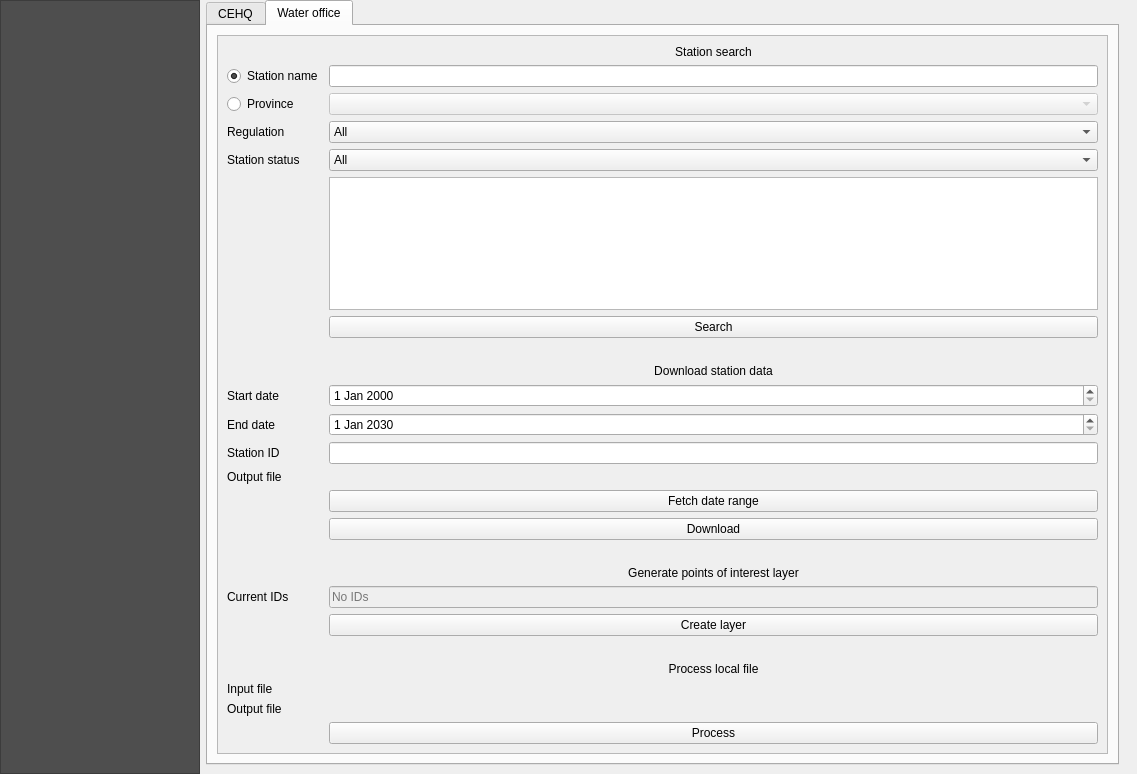
First picture: the form in qraven/qraven_dialog_base.ui, repository Scriptbash/QRaven, before the edit.
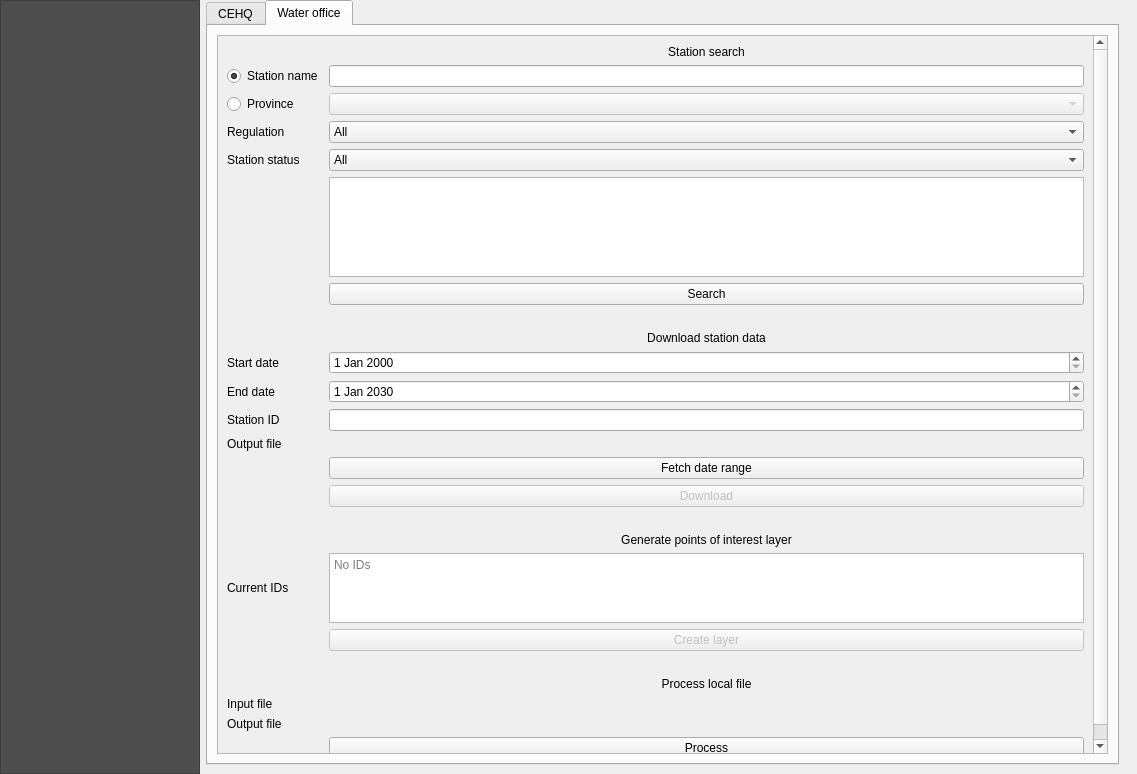
Second picture: the form after the edit. The open tabs and pages were chosen to show the change. Icons and pictures are not drawn. Custom widgets are drawn as their Qt base class.

Commit message: Finish layer generation for streamflow scrapers

Diff of the .ui file:
```diff
--- a/qraven/qraven_dialog_base.ui
+++ b/qraven/qraven_dialog_base.ui
@@ -4344,12 +4344,15 @@
                    <x>0</x>
                    <y>0</y>
                    <width>905</width>
-                   <height>873</height>
+                   <height>932</height>
                   </rect>
                  </property>
                  <layout class="QGridLayout" name="gridLayout_17">
                   <item row="22" column="1">
                    <widget class="QPushButton" name="btn_waterofficelayer">
+                    <property name="enabled">
+                     <bool>false</bool>
+                    </property>
                     <property name="text">
                      <string>Create layer</string>
                     </property>
@@ -4390,6 +4393,9 @@
                   </item>
                   <item row="18" column="1">
                    <widget class="QPushButton" name="btn_watersurveydownload">
+                    <property name="enabled">
+                     <bool>false</bool>
+                    </property>
                     <property name="text">
                      <string>Download</string>
                     </property>
@@ -4440,19 +4446,6 @@
                     </property>
                    </widget>
                   </item>
-                  <item row="21" column="1">
-                   <widget class="QLineEdit" name="txt_waterofficeidlist">
-                    <property name="enabled">
-                     <bool>false</bool>
-                    </property>
-                    <property name="readOnly">
-                     <bool>false</bool>
-                    </property>
-                    <property name="placeholderText">
-                     <string>No IDs</string>
-                    </property>
-                   </widget>
-                  </item>
                   <item row="7" column="1">
                    <spacer name="horizontalSpacer_15">
                     <property name="orientation">
@@ -4692,6 +4685,25 @@
                     </property>
                    </spacer>
                   </item>
+                  <item row="21" column="1">
+                   <widget class="QPlainTextEdit" name="txt_waterofficeidlist">
+                    <property name="enabled">
+                     <bool>true</bool>
+                    </property>
+                    <property name="maximumSize">
+                     <size>
+                      <width>16777215</width>
+                      <height>75</height>
+                     </size>
+                    </property>
+                    <property name="readOnly">
+                     <bool>true</bool>
+                    </property>
+                    <property name="placeholderText">
+                     <string>No IDs</string>
+                    </property>
+                   </widget>
+                  </item>
                  </layout>
                 </widget>
                </widget>
```
Left out of the diff: 2 changed lines with no effect on the pictures. The commit also changes 2 other files.
